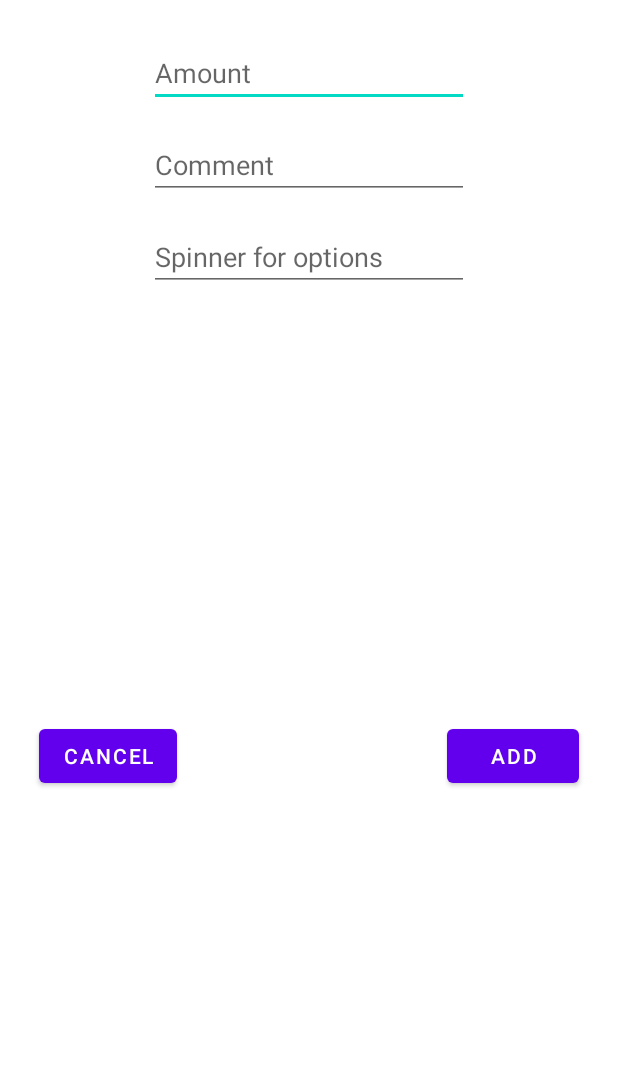
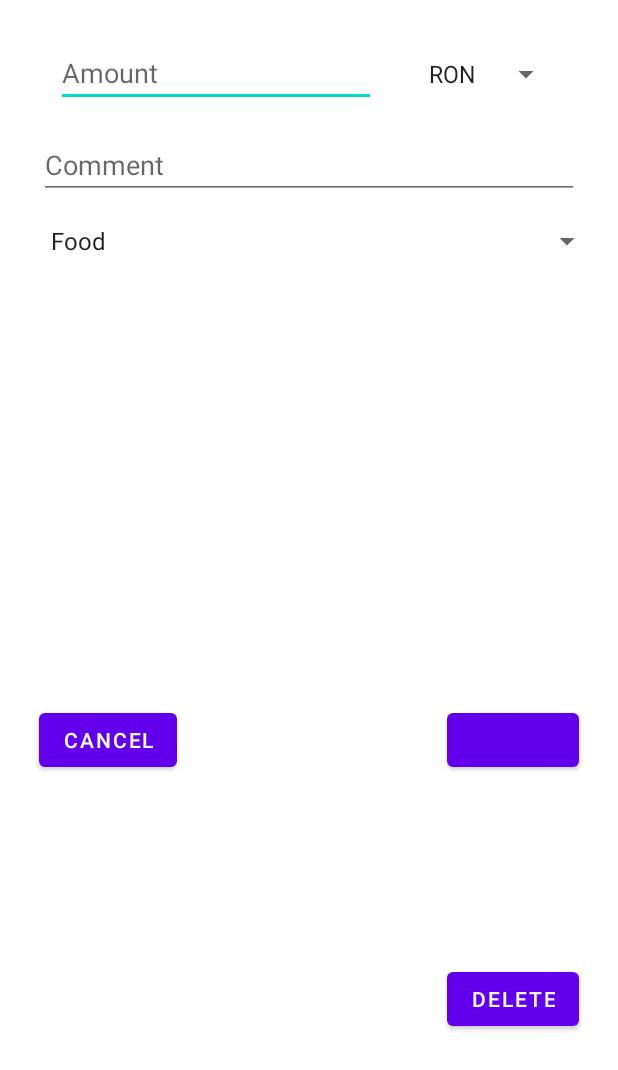
Before and after one commit to mar1907/ExpenseTracker, an Android app: the layout fragment_expense_dialog.xml on its own in the app's theme, with its tools: preview values and no code run, on a phone screen of 412 x 824 dp. Shown: the top 1070 px of the screen. Run offline under Robolectric (Android 15) with nearby library versions, the phone set to English and light mode, and no system bars.

Commit message:
Update+delete working, added spinners

```diff
--- a/app/src/main/AndroidManifest.xml
+++ b/app/src/main/AndroidManifest.xml
@@ -6,12 +6,13 @@
 
     <application
         android:allowBackup="true"
+        android:name=".ExpenseTrackerApplication"
         android:icon="@mipmap/ic_launcher"
         android:label="@string/app_name"
         android:roundIcon="@mipmap/ic_launcher_round"
         android:supportsRtl="true"
         android:theme="@style/Theme.ExpenseTracker">
-        <activity android:name=".LoginScreen">
+        <activity android:name=".LoginActivity">
             <intent-filter>
                 <action android:name="android.intent.action.MAIN" />
 
--- a/app/src/main/java/com/example/expensetracker/LoginScreen.kt
+++ b/app/src/main/java/com/example/expensetracker/LoginActivity.kt
@@ -14,7 +14,7 @@ import com.google.android.gms.tasks.Task
 import com.google.firebase.auth.FirebaseAuth
 import com.google.firebase.auth.GoogleAuthProvider
 
-class LoginScreen : AppCompatActivity() {
+class LoginActivity : AppCompatActivity() {
 
     lateinit var mGoogleSignInClient: GoogleSignInClient
     val Req_Code:Int=123
--- a/app/src/main/java/com/example/expensetracker/MainActivity.kt
+++ b/app/src/main/java/com/example/expensetracker/MainActivity.kt
@@ -53,7 +53,7 @@ class MainActivity : AppCompatActivity() {
 
         binding.logout.setOnClickListener {
             mGoogleSignInClient.signOut().addOnCompleteListener{
-                val intent = Intent(this, LoginScreen::class.java)
+                val intent = Intent(this, LoginActivity::class.java)
                 startActivity(intent)
                 finish()
             }
--- a/app/src/main/java/com/example/expensetracker/expenselist/ExpenseListViewModel.kt
+++ b/app/src/main/java/com/example/expensetracker/expenselist/ExpenseListViewModel.kt
@@ -23,7 +23,8 @@ class ExpenseListViewModel(
     // operations of elements (through a map). Return a list sorted by time.
     private fun formatExpenses(expenseList: List<Expense>) : List<Expense> {
         val expenseMap: MutableMap<Long, Expense> = mutableMapOf()
-        for (e in expenseList) {
+        val sortedList = expenseList.sortedBy { it.expenseId }
+        for (e in sortedList) {
             if (e.deleteId == 0L) {
                 expenseMap[e.expenseId] = e
             }
--- a/app/src/main/res/layout/activity_login_screen.xml
+++ b/app/src/main/res/layout/activity_login_screen.xml
@@ -4,7 +4,7 @@
     xmlns:tools="http://schemas.android.com/tools"
     android:layout_width="match_parent"
     android:layout_height="match_parent"
-    tools:context=".LoginScreen">
+    tools:context=".LoginActivity">
 
     <View
         android:id="@+id/view"
--- a/app/src/main/res/layout/fragment_expense_dialog.xml
+++ b/app/src/main/res/layout/fragment_expense_dialog.xml
@@ -11,6 +11,7 @@
         <variable
             name="expense"
             type="com.example.expensetracker.database.Expense" />
+        <import type="com.example.expensetracker.BindingUtilsKt" />
     </data>
 
     <androidx.constraintlayout.widget.ConstraintLayout
@@ -29,43 +30,31 @@
             android:layout_height="wrap_content"
             android:layout_marginStart="16dp"
             android:layout_marginTop="16dp"
-            android:layout_marginEnd="16dp"
             android:ems="10"
             android:hint="Amount"
             android:inputType="numberDecimal"
-            app:layout_constraintEnd_toEndOf="parent"
+            android:text="@={BindingUtilsKt.amountToText(expense.amount)}"
+            app:layout_constraintEnd_toStartOf="@+id/currency_spinner"
+            app:layout_constraintHorizontal_bias="0.5"
             app:layout_constraintStart_toStartOf="parent"
             app:layout_constraintTop_toTopOf="parent" />
 
         <EditText
             android:id="@+id/comment_edit_text"
-            android:layout_width="wrap_content"
+            android:layout_width="0dp"
             android:layout_height="wrap_content"
             android:layout_marginStart="16dp"
             android:layout_marginTop="16dp"
             android:layout_marginEnd="16dp"
             android:ems="10"
+            android:hint="Comment"
             android:inputType="textPersonName"
-            android:hint="Comment"
-            android:text="@{expense.comment}"
+            android:text="@={expense.comment}"
             app:layout_constraintEnd_toEndOf="parent"
             app:layout_constraintStart_toStartOf="parent"
             app:layout_constraintTop_toBottomOf="@+id/amount_edit_text" />
 
-        <EditText
-            android:id="@+id/type_spinner"
-            android:layout_width="wrap_content"
-            android:layout_height="wrap_content"
-            android:layout_marginStart="16dp"
-            android:layout_marginTop="16dp"
-            android:layout_marginEnd="16dp"
-            android:ems="10"
-            android:inputType="textPersonName"
-            android:hint="Spinner for options"
-            app:layout_constraintEnd_toEndOf="parent"
-            app:layout_constraintStart_toStartOf="parent"
-            app:layout_constraintTop_toBottomOf="@+id/comment_edit_text" />
-<!--        TODO-->
+        <!--        TODO-->
 
         <Button
             android:id="@+id/add_button"
@@ -74,7 +63,6 @@
             android:layout_marginTop="16dp"
             android:layout_marginEnd="16dp"
             android:layout_marginBottom="16dp"
-            android:text="Add"
             app:layout_constraintBottom_toBottomOf="parent"
             app:layout_constraintEnd_toEndOf="parent"
             app:layout_constraintTop_toBottomOf="@+id/type_spinner" />
@@ -90,7 +78,43 @@
             app:layout_constraintBottom_toBottomOf="parent"
             app:layout_constraintStart_toStartOf="parent"
             app:layout_constraintTop_toBottomOf="@+id/type_spinner" />
-        <!--        delete-->
+
+        <Button
+            android:id="@+id/deleteButton"
+            android:layout_width="wrap_content"
+            android:layout_height="wrap_content"
+            android:layout_marginTop="8dp"
+            android:layout_marginEnd="16dp"
+            android:layout_marginBottom="8dp"
+            android:text="Delete"
+            android:visibility="gone"
+            app:layout_constraintBottom_toBottomOf="parent"
+            app:layout_constraintEnd_toEndOf="parent"
+            app:layout_constraintTop_toBottomOf="@+id/add_button"
+            tools:visibility="visible" />
+
+        <Spinner
+            android:id="@+id/type_spinner"
+            android:layout_width="match_parent"
+            android:layout_height="wrap_content"
+            android:layout_marginStart="16dp"
+            android:layout_marginTop="16dp"
+            android:entries="@array/types"
+            android:selectedItemPosition="@={BindingUtilsKt.typeToIndex(expense.type)}"
+            app:layout_constraintStart_toStartOf="parent"
+            app:layout_constraintTop_toBottomOf="@+id/comment_edit_text" />
+
+        <Spinner
+            android:id="@+id/currency_spinner"
+            android:layout_width="wrap_content"
+            android:layout_height="wrap_content"
+            android:layout_marginStart="16dp"
+            android:layout_marginEnd="16dp"
+            android:entries="@array/currencies"
+            app:layout_constraintBaseline_toBaselineOf="@+id/amount_edit_text"
+            app:layout_constraintEnd_toEndOf="parent"
+            app:layout_constraintHorizontal_bias="0.5"
+            app:layout_constraintStart_toEndOf="@+id/amount_edit_text" />
 
     </androidx.constraintlayout.widget.ConstraintLayout>
 </layout>
--- /dev/null
+++ b/app/src/main/res/values/arrays.xml
@@ -0,0 +1,16 @@
+<?xml version="1.0" encoding="utf-8"?>
+<resources>
+    <string-array name="types">
+        <item>Food</item>
+        <item>Clothes</item>
+        <item>Entertainment</item>
+        <item>Transport</item>
+        <item>Bills</item>
+        <item>Other</item>
+    </string-array>
+    <string-array name="currencies">
+        <item>RON</item>
+        <item>EUR</item>
+        <item>USD</item>
+    </string-array>
+</resources>
```
Also changed, not shown: app/src/main/java/com/example/expensetracker/BindingUtils.kt (added, +57 -0 lines), app/src/main/java/com/example/expensetracker/ExpenseTrackerApplication.kt (added, +16 -0 lines), app/src/main/java/com/example/expensetracker/expensedialog/ExpenseDialog.kt (+20 -8 lines), app/src/main/java/com/example/expensetracker/expensedialog/ExpenseDialogViewModel.kt (+17 -4 lines), app/src/main/java/com/example/expensetracker/expenselist/BindingUtils.kt (deleted, +0 -17 lines).
